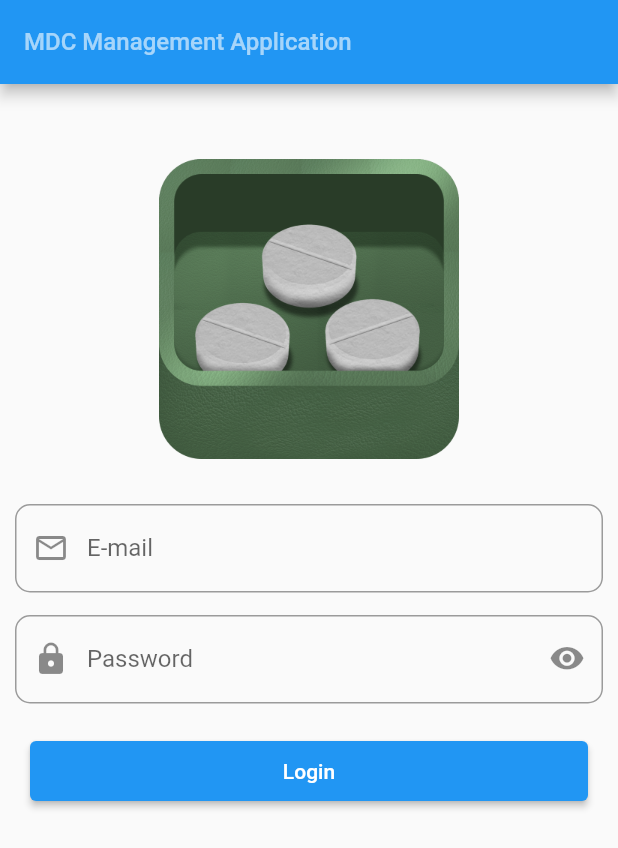
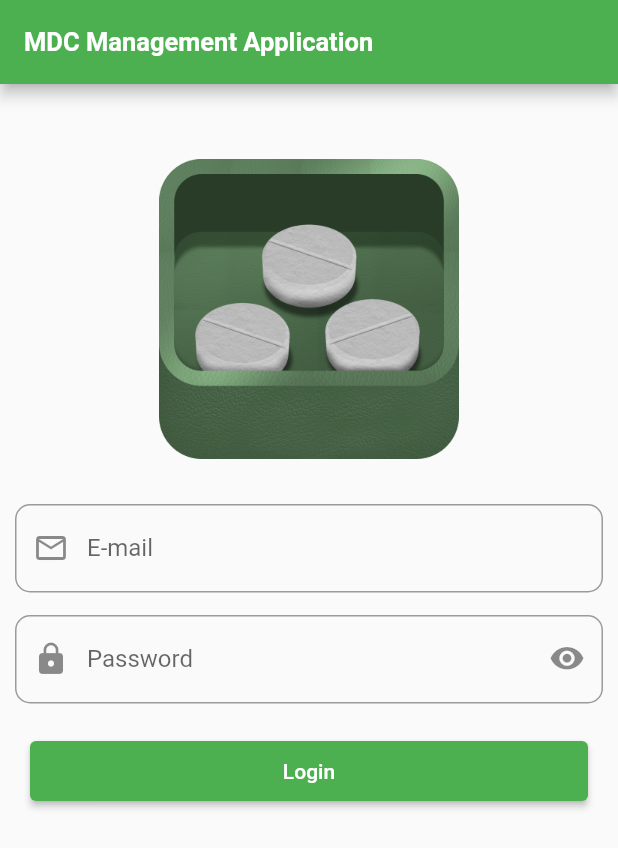
Before and after one commit to MedCabManagement/Mobile, a Flutter app: the screen it shows after launch, on a phone screen of 412 x 824 dp. Shown: the top 848 px of the screen. Run offline on Flutter 3.47's test engine with Material 2 defaults, Android fonts, the phone set to English and light mode, and no system bars; our stand-ins replace fluttertoast.

Commit message:
chore(login): update login screen

```diff
--- a/lib/views/login.dart
+++ b/lib/views/login.dart
@@ -22,8 +22,12 @@ class _LoginState extends State<Login> {
   Widget build(BuildContext context) {
     return Scaffold(
       appBar: AppBar(
+        backgroundColor: Colors.green,
         title: const Text("MDC Management Application",
-            style: TextStyle(fontSize: 16, color: Colors.white60)),
+            style: TextStyle(
+                fontSize: 17,
+                color: Colors.white,
+                fontWeight: FontWeight.bold)),
       ),
       body: ListView(
         padding: const EdgeInsets.fromLTRB(10, 50, 10, 0),
@@ -74,6 +78,7 @@ class _LoginState extends State<Login> {
               padding: const EdgeInsets.fromLTRB(10, 5, 10, 5),
               child: ElevatedButton(
                   child: const Text('Login'),
+                  style: ElevatedButton.styleFrom(primary: Colors.green),
                   onPressed: inputFieldEnabled
                       ? () {
                           FocusScope.of(context).requestFocus(FocusNode());
@@ -85,7 +90,6 @@ class _LoginState extends State<Login> {
                           Future((() async {
                             final email = emailController.text;
                             final password = passwordController.text;
-
                             final statusCode =
                                 await user.login(email, password);
                             if (statusCode == 200) {
```
